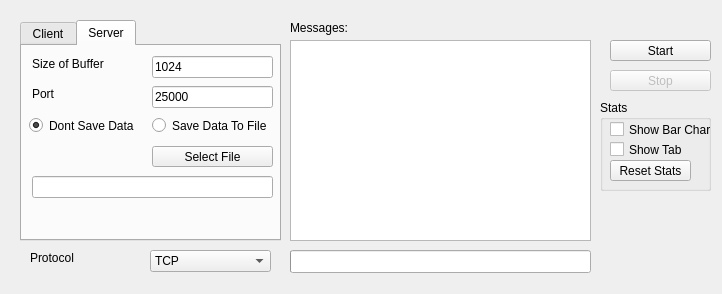
Above: mainwindow.ui from isaacmorneau/4985_asn2 before the change. Below: the same form after it.
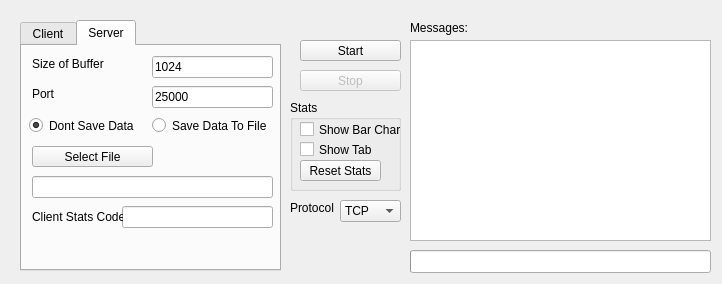
That is the form after the change. The open tabs and pages were chosen to show the change.

The edit to the form file:
```diff
--- a/mainwindow.ui
+++ b/mainwindow.ui
@@ -7,7 +7,7 @@
     <x>0</x>
     <y>0</y>
     <width>722</width>
-    <height>294</height>
+    <height>284</height>
    </rect>
   </property>
   <property name="windowTitle">
@@ -20,7 +20,7 @@
    <widget class="QLabel" name="label_8">
     <property name="geometry">
      <rect>
-      <x>290</x>
+      <x>410</x>
       <y>20</y>
       <width>71</width>
       <height>16</height>
@@ -33,7 +33,7 @@
    <widget class="QPushButton" name="pushButtonStart">
     <property name="geometry">
      <rect>
-      <x>610</x>
+      <x>300</x>
       <y>40</y>
       <width>101</width>
       <height>21</height>
@@ -46,7 +46,7 @@
    <widget class="QProgressBar" name="progressBarL">
     <property name="geometry">
      <rect>
-      <x>290</x>
+      <x>410</x>
       <y>250</y>
       <width>301</width>
       <height>23</height>
@@ -62,7 +62,7 @@
    <widget class="QTextBrowser" name="textBrowserOutput">
     <property name="geometry">
      <rect>
-      <x>290</x>
+      <x>410</x>
       <y>40</y>
       <width>301</width>
       <height>201</height>
@@ -75,7 +75,7 @@
     </property>
     <property name="geometry">
      <rect>
-      <x>610</x>
+      <x>300</x>
       <y>70</y>
       <width>101</width>
       <height>21</height>
@@ -91,7 +91,7 @@
       <x>20</x>
       <y>20</y>
       <width>261</width>
-      <height>221</height>
+      <height>251</height>
      </rect>
     </property>
     <property name="currentIndex">
@@ -311,7 +311,7 @@
      <widget class="QPushButton" name="pushButtonServerFile">
       <property name="geometry">
        <rect>
-        <x>130</x>
+        <x>10</x>
         <y>100</y>
         <width>121</width>
         <height>21</height>
@@ -350,14 +350,37 @@
        <bool>true</bool>
       </property>
      </widget>
+     <widget class="QLineEdit" name="lineEditCodeServer">
+      <property name="geometry">
+       <rect>
+        <x>100</x>
+        <y>160</y>
+        <width>151</width>
+        <height>22</height>
+       </rect>
+      </property>
+     </widget>
+     <widget class="QLabel" name="label_12">
+      <property name="geometry">
+       <rect>
+        <x>10</x>
+        <y>160</y>
+        <width>91</width>
+        <height>21</height>
+       </rect>
+      </property>
+      <property name="text">
+       <string>Client Stats Code</string>
+      </property>
+     </widget>
     </widget>
    </widget>
    <widget class="QComboBox" name="comboBoxProto">
     <property name="geometry">
      <rect>
-      <x>150</x>
-      <y>250</y>
-      <width>121</width>
+      <x>340</x>
+      <y>200</y>
+      <width>61</width>
       <height>22</height>
      </rect>
     </property>
@@ -375,9 +398,9 @@
    <widget class="QLabel" name="label_2">
     <property name="geometry">
      <rect>
-      <x>30</x>
-      <y>250</y>
-      <width>55</width>
+      <x>290</x>
+      <y>200</y>
+      <width>51</width>
       <height>16</height>
      </rect>
     </property>
@@ -388,7 +411,7 @@
    <widget class="QGroupBox" name="groupBox">
     <property name="geometry">
      <rect>
-      <x>600</x>
+      <x>290</x>
       <y>100</y>
       <width>111</width>
       <height>91</height>
```
Left out of the diff: 23 changed lines with no effect on the pictures.
